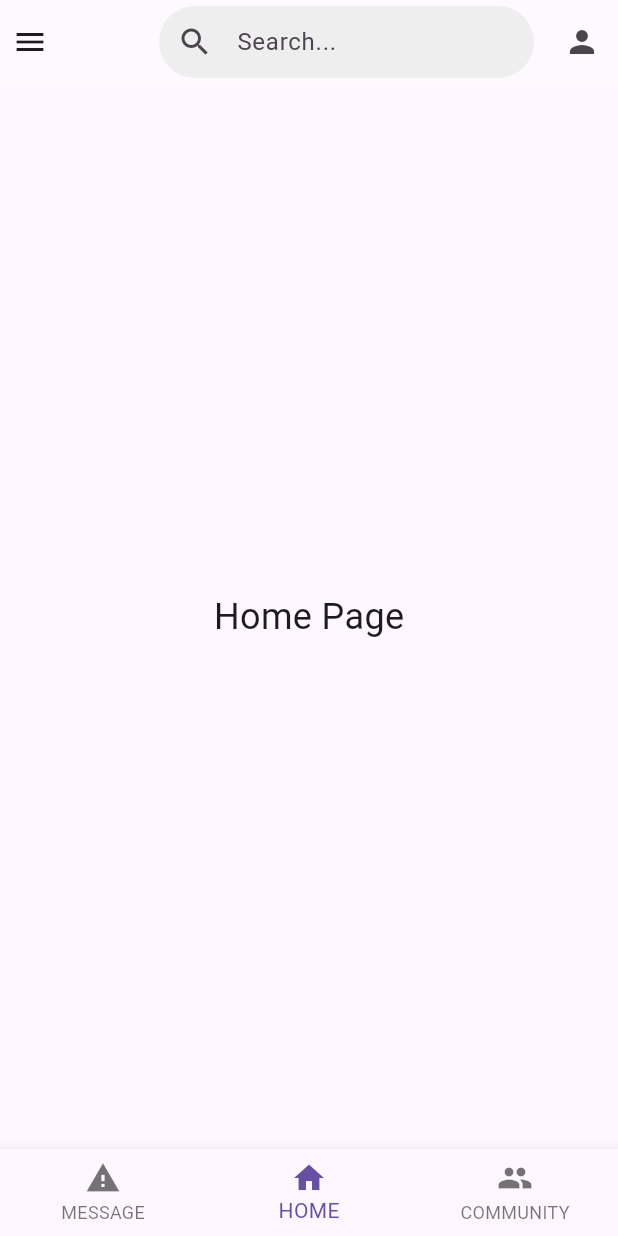
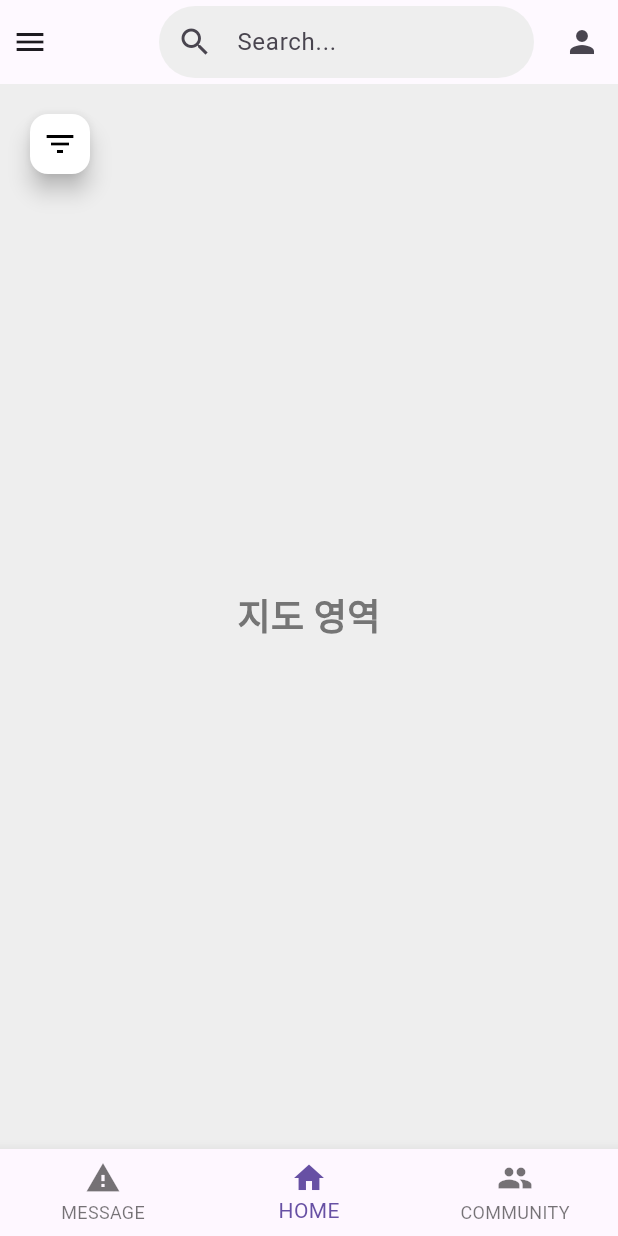
Before and after one commit to wylee1/Graduation-Project-SIFF-Back, a Flutter app: the MainScreen screen opened directly, on a phone screen of 412 x 824 dp. Run offline on Flutter 3.47's test engine with Material 3 defaults, Android fonts, the phone set to English and light mode, and no system bars; our stand-ins replace firebase_auth, firebase_core, google_sign_in; accounts and stored records are empty.

Commit message:
main 화면 지도 위 필터 ui 구현

```diff
--- a/capstone/lib/home_ui.dart
+++ b/capstone/lib/home_ui.dart
@@ -8,74 +8,161 @@ class MainScreen extends StatefulWidget {
 }
 
 class _MainScreenState extends State<MainScreen> {
-  int _selectedIndex = 1; // BottomNavigationBar의 선택된 아이템 인덱스
+  // 하단 네비게이션 바 상태
+  int _selectedIndex = 1;
 
-  // 각 아이템을 눌렀을 때 표시할 화면
-  final List<Widget> _pages = [
-    const Center(child: Text('Message Page', style: TextStyle(fontSize: 24))),
-    const Center(child: Text('Home Page', style: TextStyle(fontSize: 24))),
-    const Center(child: Text('Community Page', style: TextStyle(fontSize: 24))),
+  // 필터 확장 상태 제어
+  bool _isFilterExpanded = false;
+
+  // 아이콘과 함께하는 필터 유형 (색상 추가)
+  final List<Map<String, dynamic>> _filterTypes = [
+    {'name': '방화', 'icon': Icons.local_fire_department, 'color': Colors.orange},
+    {'name': '폭행', 'icon': Icons.dangerous, 'color': Colors.blue},
+    {'name': '강도', 'icon': Icons.monetization_on, 'color': Colors.green},
+    {'name': '살인', 'icon': Icons.bloodtype, 'color': Colors.red},
+    {'name': '성폭력', 'icon': Icons.warning, 'color': Colors.purple},
+    {'name': '마약', 'icon': Icons.medication, 'color': Colors.teal},
   ];
 
-  void _onItemTapped(int index) {
+  // 필터 선택 상태
+  List<bool> _filterSelected = [];
+
+  @override
+  void initState() {
+    super.initState();
+    // 필터 선택 상태를 필터 유형 수에 맞게 초기화
+    _filterSelected = List.generate(_filterTypes.length, (index) => false);
+  }
+
+  void _toggleFilterExpansion() {
     setState(() {
-      _selectedIndex = index;
+      _isFilterExpanded = !_isFilterExpanded;
+    });
+  }
+
+  void _onFilterSelected(int index) {
+    setState(() {
+      _filterSelected[index] = !_filterSelected[index];
     });
   }
 
   @override
   Widget build(BuildContext context) {
     return Scaffold(
-      // AppBar 설정 (상단 네비게이션 바)
+      // AppBar (이전과 동일)
       appBar: AppBar(
-        title: null, // 텍스트 제거
-        backgroundColor: Colors.white30, // AppBar 색상
-        leadingWidth: 0, // 여백 제거
+        title: null,
+        backgroundColor: Colors.white30,
+        leadingWidth: 0,
         leading: IconButton(
           icon: const Icon(Icons.menu),
-          onPressed: () {
-            // 햄버거 메뉴 클릭 시 수행할 액션 추가
-          },
+          onPressed: () {},
         ),
         actions: [
-          // 서치 창 (TextField) 길이 조절
+          // 검색 및 프로필 아이콘
           Padding(
             padding: const EdgeInsets.symmetric(horizontal: 8.0),
             child: Container(
-              width: 250, // 서치 창 너비를 늘림
+              width: 250,
               child: TextField(
                 decoration: InputDecoration(
                   hintText: 'Search...',
                   prefixIcon: Icon(Icons.search),
                   border: OutlineInputBorder(
-                    borderRadius: BorderRadius.circular(30.0), // 둥근 정도 조정
-                    borderSide: BorderSide.none, // 기본 테두리 제거
+                    borderRadius: BorderRadius.circular(30.0),
+                    borderSide: BorderSide.none,
                   ),
-                  filled: true, // 배경색 적용을 위해 필요
-                  fillColor: Colors.grey[200], // 배경색 지정 (선택 사항)
-                  contentPadding:
-                      EdgeInsets.symmetric(vertical: 10.0), // 내부 패딩 조정
+                  filled: true,
+                  fillColor: Colors.grey[200],
+                  contentPadding: EdgeInsets.symmetric(vertical: 10.0),
                 ),
               ),
             ),
           ),
-          // 프로필 아이콘 (아이콘 버튼)
           IconButton(
             icon: const Icon(Icons.person),
-            onPressed: () {
-              // 프로필 클릭 시 수행할 액션 추가
-            },
+            onPressed: () {},
           ),
         ],
       ),
 
-      // Body 부분 (선택된 페이지를 표시)
-      body: _pages[_selectedIndex],
+      body: Stack(
+        children: [
+          // 지도 플레이스홀더
+          Container(
+            color: Colors.grey[200],
+            child: Center(
+              child: Text(
+                '지도 영역',
+                style: TextStyle(
+                  fontSize: 24,
+                  color: Colors.grey[600],
+                  fontWeight: FontWeight.bold,
+                ),
+              ),
+            ),
+          ),
 
-      // BottomNavigationBar 설정 (하단 네비게이션 바)
+          // 필터 섹션
+          Positioned(
+            top: 16,
+            left: 16,
+            right: 16,
+            child: Row(
+              children: [
+                // 메인 필터 버튼
+                FloatingActionButton(
+                  mini: true,
+                  backgroundColor: Colors.white,
+                  onPressed: _toggleFilterExpansion,
+                  child: Icon(
+                    Icons.filter_list,
+                    color: Colors.black,
+                  ),
+                ),
+
+                // 확장된 필터들 (수평 스크롤 가능)
+                if (_isFilterExpanded)
+                  Expanded(
+                    child: SingleChildScrollView(
+                      scrollDirection: Axis.horizontal,
+                      child: Row(
+                        children: List.generate(_filterTypes.length, (index) {
+                          // 각 필터의 색상 가져오기
+                          final filterColor =
+                              _filterTypes[index]['color'] as Color?;
+
+                          return Padding(
+                            padding:
+                                const EdgeInsets.symmetric(horizontal: 4.0),
+                            child: FilterChip(
+                              avatar: Icon(_filterTypes[index]['icon']),
+                              label: Text(_filterTypes[index]['name']),
+                              selected: _filterSelected[index],
+                              onSelected: (_) => _onFilterSelected(index),
+                              // 안전한 색상 처리
+                              selectedColor:
+                                  _filterSelected[index] && filterColor != null
+                                      ? filterColor.withOpacity(0.2)
+                                      : null,
+                              checkmarkColor: filterColor,
+                              // 선택되지 않았을 때의 기본 배경색 설정
+                              backgroundColor: Colors.grey[200],
+                            ),
+                          );
+                        }),
+                      ),
+                    ),
+                  ),
+              ],
+            ),
+          ),
+        ],
+      ),
+
+      // 하단 네비게이션 바
       bottomNavigationBar: BottomNavigationBar(
         currentIndex: _selectedIndex,
-        onTap: _onItemTapped, // 아이템 탭 시 호출되는 함수
         items: const <BottomNavigationBarItem>[
           BottomNavigationBarItem(
             icon: Icon(Icons.warning),
@@ -90,6 +177,11 @@ class _MainScreenState extends State<MainScreen> {
             label: 'COMMUNITY',
           ),
         ],
+        onTap: (index) {
+          setState(() {
+            _selectedIndex = index;
+          });
+        },
       ),
     );
   }
```
